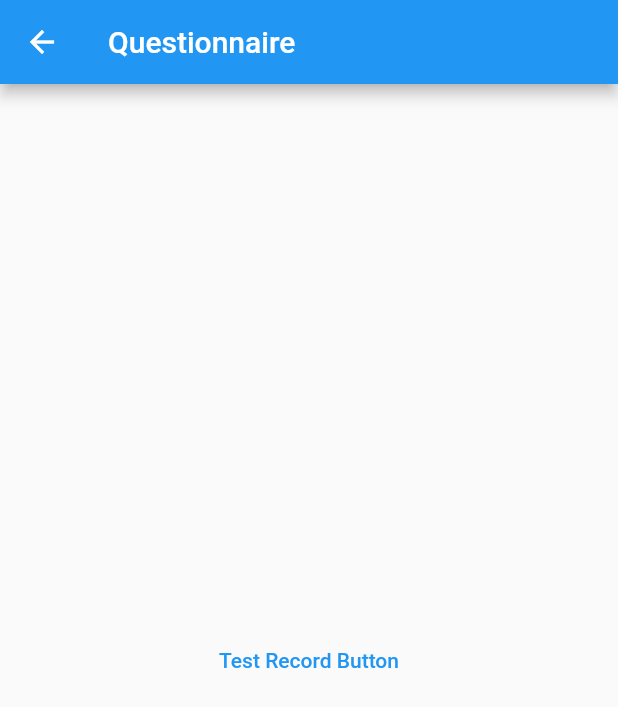
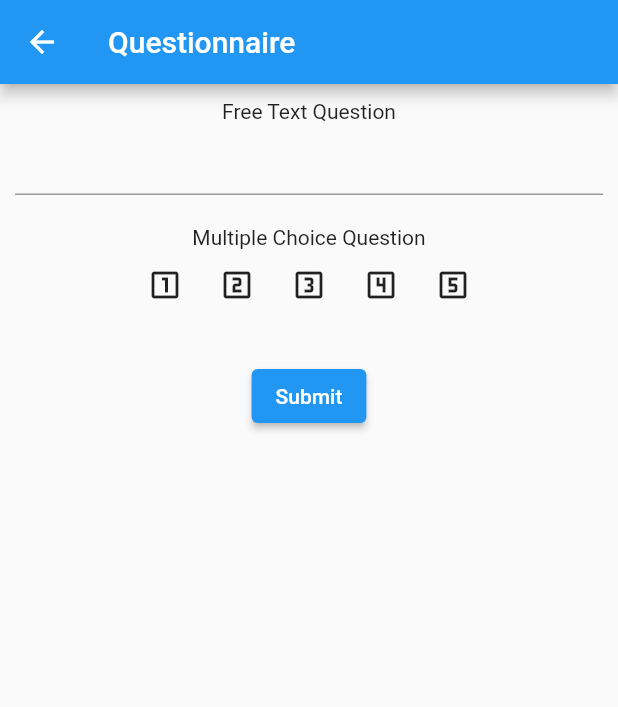
Before and after one commit to mTurner-beepboop/t2fa_study_app, a Flutter app: the Questions screen opened directly, on a phone screen of 412 x 824 dp. Shown: the top 707 px of the screen. Run offline on Flutter 3.47's test engine with Material 2 defaults, Android fonts, the phone set to English and light mode, and no system bars; our stand-ins replace cloud_firestore, firebase_core, firebase_messaging, flutter_local_notifications; accounts and stored records are empty.

Commit message:
Added template questions to the questionnaire page

```diff
--- a/lib/auth/auth.dart
+++ b/lib/auth/auth.dart
@@ -149,7 +149,7 @@ class _AuthState extends State<Auth> {
           boxSizes = [300, 300];
           break;
         case (Objects.card):
-          boxSizes = [1000, 400];
+          boxSizes = [450, 300];
           break;
         case (Objects.pendant):
           boxSizes = [200, 200];
--- a/lib/questions.dart
+++ b/lib/questions.dart
@@ -1,5 +1,3 @@
-
-
 import 'package:flutter/material.dart';
 
 class Questions extends StatefulWidget {
@@ -16,12 +14,137 @@ class _QuestionsState extends State<Questions> {
       appBar: AppBar(
         title: const Text("Questionnaire"),
       ),
-      body: Center(
-        child: TextButton(
-          onPressed: () {  },
-          child: const Text("Test Record Button"),
-        ),
+      body: const Center(
+        child: QuestionsForm(),
       ),
     );
   }
 }
+
+class QuestionsForm extends StatefulWidget {
+  const QuestionsForm({Key? key}) : super(key: key);
+
+  @override
+  State<QuestionsForm> createState() => _QuestionsFormState();
+}
+
+class _QuestionsFormState extends State<QuestionsForm> {
+  final _formKey = GlobalKey<FormState>();
+  List<dynamic> answers = ["", null];
+  var _iToggle1 = [false, false, false, false, false];
+  String? error;
+
+  void _handleSubmit(ans){
+    print(ans[0]);
+    print(ans[1]);
+  }
+
+  @override
+  Widget build(BuildContext context) {
+    return Form(
+      key: _formKey,
+      child: Column(
+        crossAxisAlignment: CrossAxisAlignment.center,
+        children: [
+          ///Text Input Template
+          Padding(
+            padding: const EdgeInsets.all(10),
+            child: Column(
+              children: [
+                const Text("Free Text Question", textAlign: TextAlign.center),
+                TextFormField(
+                  decoration: const InputDecoration(errorStyle: TextStyle(color: Colors.red)),
+                  onSaved: (value) => answers[0] = value!,
+                  validator: (value) {
+                    if (value == null || value.isEmpty){
+                      return "Please enter some text";
+                    }
+                    return null;
+                  }
+                ),
+              ],
+            ),
+          ),
+          ///MCQ Template
+          Padding(
+            padding: const EdgeInsets.all(10),
+            child: Column(
+              children: [
+                const Text("Multiple Choice Question", textAlign: TextAlign.center),
+                Row(
+                  mainAxisAlignment: MainAxisAlignment.center,
+                  children: [
+                    IconButton(
+                      icon: _iToggle1[0] ? const Icon(Icons.looks_one) : const Icon(Icons.looks_one_outlined),
+                      onPressed: () {
+                        setState((){
+                          _iToggle1 = [true, false, false, false, false];
+                          answers[1] = 0;
+                        });
+                      }
+                    ),
+                    IconButton(
+                      icon: _iToggle1[1] ? const Icon(Icons.looks_two) : const Icon(Icons.looks_two_outlined),
+                      onPressed: () {
+                        setState((){
+                          _iToggle1 = [false, true, false, false, false];
+                          answers[1] = 1;
+                        });
+                      }
+                    ),
+                    IconButton(
+                      icon: _iToggle1[2] ? const Icon(Icons.looks_3) : const Icon(Icons.looks_3_outlined),
+                      onPressed: () {
+                        setState((){
+                          _iToggle1 = [false, false, true, false, false];
+                          answers[1] = 2;
+                        });
+                      }
+                    ),
+                    IconButton(
+                      icon: _iToggle1[3] ? const Icon(Icons.looks_4) : const Icon(Icons.looks_4_outlined),
+                      onPressed: () {
+                        setState((){
+                          _iToggle1 = [false, false, false, true, false];
+                          answers[1] = 3;
+                        });
+                      }
+                    ),
+                    IconButton(
+                      icon: _iToggle1[4] ? const Icon(Icons.looks_5) : const Icon(Icons.looks_5_outlined),
+                      onPressed: () {
+                        setState((){
+                          _iToggle1 = [false, false, false, false, true];
+                          answers[1] = 4;
+                        });
+                      }
+                    ),
+                  ],
+                ),
+                error != null ? Text(error!, style: const TextStyle(color: Colors.red, fontSize: 12)) : const Text(""),
+              ],
+            ),
+          ),
+          ///Submit Button
+          ElevatedButton(
+            onPressed: () {
+              if (_formKey.currentState!.validate() && answers[1] != null){
+                _formKey.currentState!.save();
+                _handleSubmit(answers);
+                setState((){
+                  error = null;
+                });
+              }
+              else {
+                setState((){
+                  error = "Please make a selection";
+                });
+              }
+            },
+            child: const Text("Submit"),
+          )
+        ],
+      ),
+    );
+  }
+}
--- a/lib/tutorial.dart
+++ b/lib/tutorial.dart
@@ -16,7 +16,7 @@ class _TutorialState extends State<Tutorial> {
       appBar: AppBar(
         title: const Text("Help"),
       ),
-      body: const Text("Here will be a link to some demonstration videos or something"),
+      body: const Text("Here will be a link to some demonstration videos or something similar"),
     );
   }
 }
```
